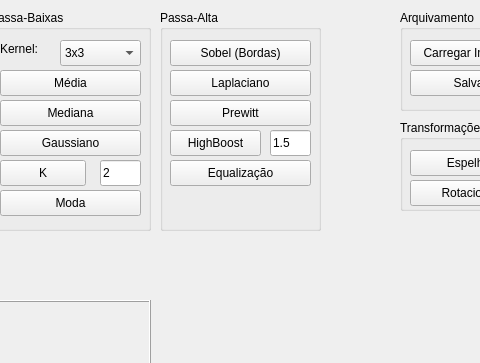
broken-usb/pdi-qt, file mainwindow.ui: the form before one commit; both pictures show x 190 to 670 and y 0 to 363 of the 1000 by 600 pixel window.
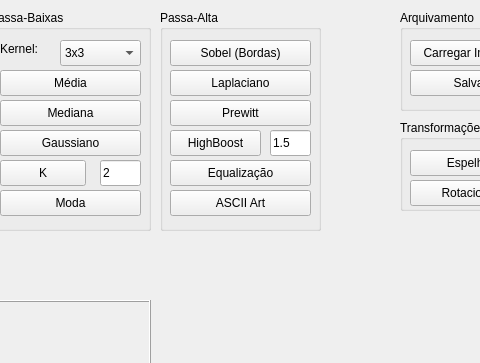
The form after the commit.

Commit message: Implementação do efeito de ASCII Art

The edit to the form file:
```diff
--- a/mainwindow.ui
+++ b/mainwindow.ui
@@ -418,6 +418,25 @@
       <string>Equalização</string>
      </property>
     </widget>
+    <widget class="QPushButton" name="btnAscii">
+     <property name="geometry">
+      <rect>
+       <x>10</x>
+       <y>180</y>
+       <width>141</width>
+       <height>26</height>
+      </rect>
+     </property>
+     <property name="cursor">
+      <cursorShape>PointingHandCursor</cursorShape>
+     </property>
+     <property name="toolTip">
+      <string>&lt;html&gt;&lt;head/&gt;&lt;body&gt;&lt;p&gt;Converte a imagem numa obra de arte baseada em caracteres de texto (ASCII), do mais denso ao mais leve.&lt;/p&gt;&lt;/body&gt;&lt;/html&gt;</string>
+     </property>
+     <property name="text">
+      <string>ASCII Art</string>
+     </property>
+    </widget>
    </widget>
    <widget class="QGroupBox" name="grpBoxTransformacoes">
     <property name="geometry">
```
The commit also changes 2 other files.
